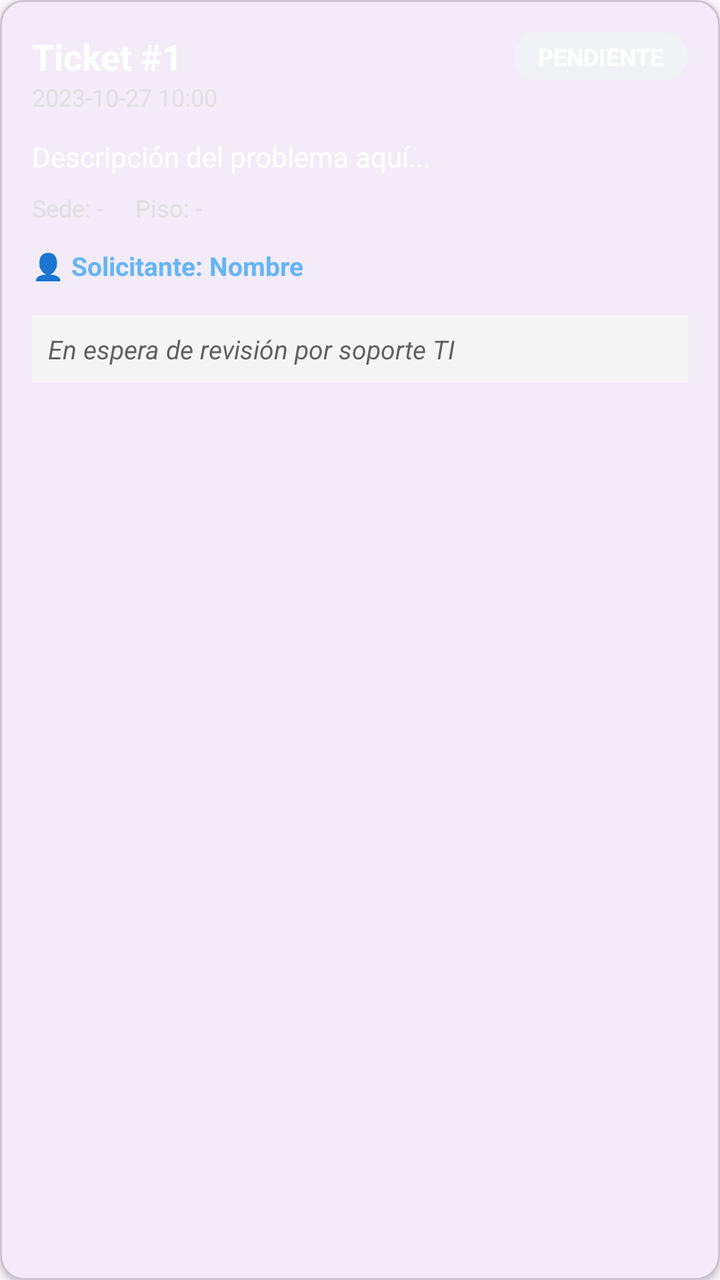
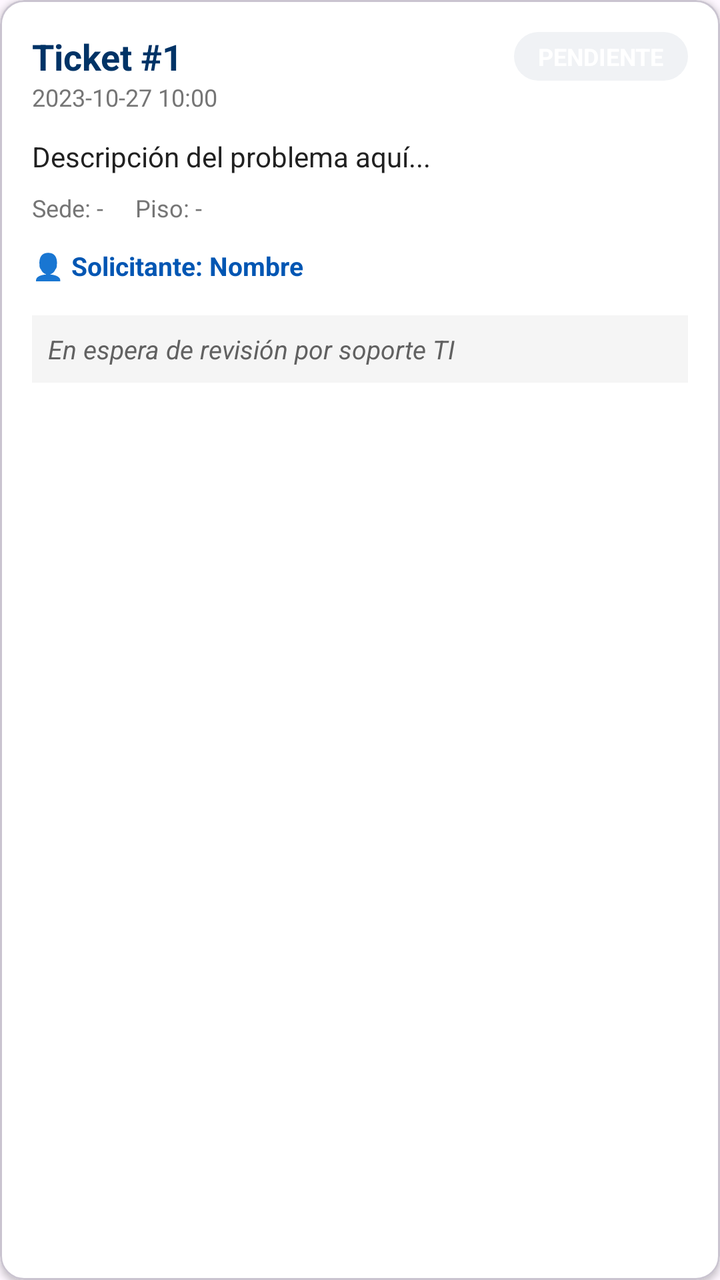

Compare the two renders of this Android layout. The source of the first and the diff that turns it into the second are given below.
<!-- AndroidManifest.xml: application theme Theme.HelpStream_Mobile -->
<!-- res/layout/item_solicitud_ticket.xml -->
<?xml version="1.0" encoding="utf-8"?>
<com.google.android.material.card.MaterialCardView xmlns:android="http://schemas.android.com/apk/res/android"
    xmlns:app="http://schemas.android.com/apk/res-auto"
    android:layout_width="match_parent"
    android:layout_height="wrap_content"
    android:layout_marginHorizontal="16dp"
    android:layout_marginVertical="8dp"
    app:cardCornerRadius="12dp"
    app:cardElevation="2dp">

    <LinearLayout
        android:layout_width="match_parent"
        android:layout_height="wrap_content"
        android:orientation="vertical"
        android:padding="16dp">

        <RelativeLayout
            android:layout_width="match_parent"
            android:layout_height="wrap_content">

            <TextView
                android:id="@+id/tvTicketId"
                android:layout_width="wrap_content"
                android:layout_height="wrap_content"
                android:text="Ticket #1"
                android:textColor="#FFFFFF"
                android:textSize="18sp"
                android:textStyle="bold" />

            <TextView
                android:id="@+id/tvFecha"
                android:layout_width="wrap_content"
                android:layout_height="wrap_content"
                android:layout_below="@id/tvTicketId"
                android:text="2023-10-27 10:00"
                android:textColor="#E0E0E0"
                android:textSize="12sp" />

            <TextView
                android:id="@+id/tvEstado"
                android:layout_width="wrap_content"
                android:layout_height="wrap_content"
                android:layout_alignParentEnd="true"
                android:background="@drawable/bg_rounded_gray"
                android:paddingHorizontal="12dp"
                android:paddingVertical="4dp"
                android:text="PENDIENTE"
                android:textColor="#FFFFFF"
                android:textSize="12sp"
                android:textStyle="bold" />
        </RelativeLayout>

        <TextView
            android:id="@+id/tvDescripcion"
            android:layout_width="match_parent"
            android:layout_height="wrap_content"
            android:layout_marginTop="12dp"
            android:text="Descripción del problema aquí..."
            android:textColor="#FFFFFF"
            android:textSize="14sp" />

        <LinearLayout
            android:layout_width="match_parent"
            android:layout_height="wrap_content"
            android:layout_marginTop="8dp"
            android:orientation="horizontal">

            <TextView
                android:id="@+id/tvSede"
                android:layout_width="wrap_content"
                android:layout_height="wrap_content"
                android:text="Sede: -"
                android:textColor="#E0E0E0"
                android:textSize="12sp"
                android:layout_marginEnd="16dp" />

            <TextView
                android:id="@+id/tvPiso"
                android:layout_width="wrap_content"
                android:layout_height="wrap_content"
                android:text="Piso: -"
                android:textColor="#E0E0E0"
                android:textSize="12sp" />
        </LinearLayout>

        <TextView
            android:id="@+id/tvUsuarioNombre"
            android:layout_width="wrap_content"
            android:layout_height="wrap_content"
            android:layout_marginTop="8dp"
            android:text="👤 Solicitante: Nombre"
            android:textColor="#64B5F6"
            android:textSize="13sp"
            android:textStyle="bold"
            android:clickable="true"
            android:focusable="true"
            android:background="?attr/selectableItemBackground"
            android:paddingVertical="4dp" />

        <LinearLayout
            android:id="@+id/layoutRespuesta"
            android:layout_width="match_parent"
            android:layout_height="wrap_content"
            android:layout_marginTop="12dp"
            android:background="#F5F5F5"
            android:orientation="vertical"
            android:padding="8dp">

            <TextView
                android:id="@+id/tvComentarioTecnico"
                android:layout_width="match_parent"
                android:layout_height="wrap_content"
                android:text="En espera de revisión por soporte TI"
                android:textColor="#616161"
                android:textSize="13sp"
                android:textStyle="italic" />
        </LinearLayout>

    </LinearLayout>
</com.google.android.material.card.MaterialCardView>
<!-- resources referenced by this layout -->
<resources>
  <!-- drawable bg_rounded_gray (drawable) -->
  <?xml version="1.0" encoding="utf-8"?>
  <shape xmlns:android="http://schemas.android.com/apk/res/android">
      <solid android:color="#F0F2F5" />
      <corners android:radius="16dp" />
  </shape>
  <style name="Theme.HelpStream_Mobile" parent="Base.Theme.HelpStream_Mobile" />
  <style name="Base.Theme.HelpStream_Mobile" parent="Theme.Material3.DayNight.NoActionBar">
          
          
      </style>
</resources>

<!-- the commit's change to res/layout/item_solicitud_ticket.xml (unified diff, before → after) -->
@@ -5,6 +5,7 @@
     android:layout_height="wrap_content"
     android:layout_marginHorizontal="16dp"
     android:layout_marginVertical="8dp"
+    app:cardBackgroundColor="#FFFFFF"
     app:cardCornerRadius="12dp"
     app:cardElevation="2dp">
 
@@ -23,7 +24,7 @@
                 android:layout_width="wrap_content"
                 android:layout_height="wrap_content"
                 android:text="Ticket #1"
-                android:textColor="#FFFFFF"
+                android:textColor="#003366"
                 android:textSize="18sp"
                 android:textStyle="bold" />
 
@@ -33,7 +34,7 @@
                 android:layout_height="wrap_content"
                 android:layout_below="@id/tvTicketId"
                 android:text="2023-10-27 10:00"
-                android:textColor="#E0E0E0"
+                android:textColor="#757575"
                 android:textSize="12sp" />
 
             <TextView
@@ -56,7 +57,7 @@
             android:layout_height="wrap_content"
             android:layout_marginTop="12dp"
             android:text="Descripción del problema aquí..."
-            android:textColor="#FFFFFF"
+            android:textColor="#212121"
             android:textSize="14sp" />
 
         <LinearLayout
@@ -70,7 +71,7 @@
                 android:layout_width="wrap_content"
                 android:layout_height="wrap_content"
                 android:text="Sede: -"
-                android:textColor="#E0E0E0"
+                android:textColor="#757575"
                 android:textSize="12sp"
                 android:layout_marginEnd="16dp" />
 
@@ -79,7 +80,7 @@
                 android:layout_width="wrap_content"
                 android:layout_height="wrap_content"
                 android:text="Piso: -"
-                android:textColor="#E0E0E0"
+                android:textColor="#757575"
                 android:textSize="12sp" />
         </LinearLayout>
 
@@ -89,7 +90,7 @@
             android:layout_height="wrap_content"
             android:layout_marginTop="8dp"
             android:text="👤 Solicitante: Nombre"
-            android:textColor="#64B5F6"
+            android:textColor="#0056b3"
             android:textSize="13sp"
             android:textStyle="bold"
             android:clickable="true"
